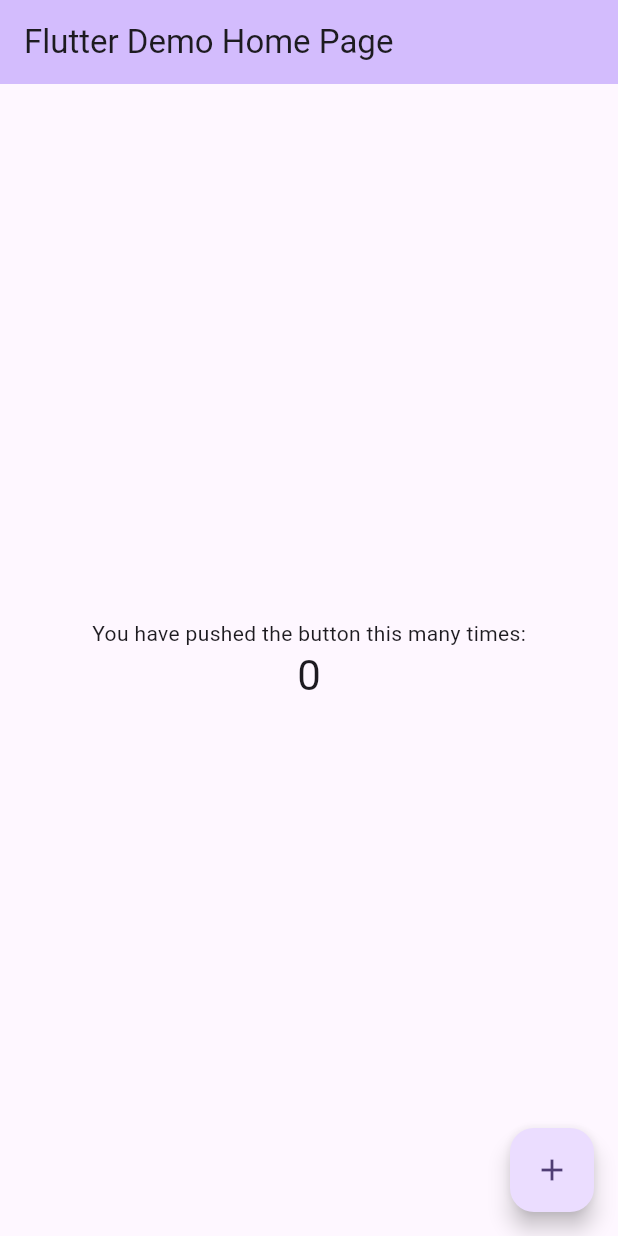
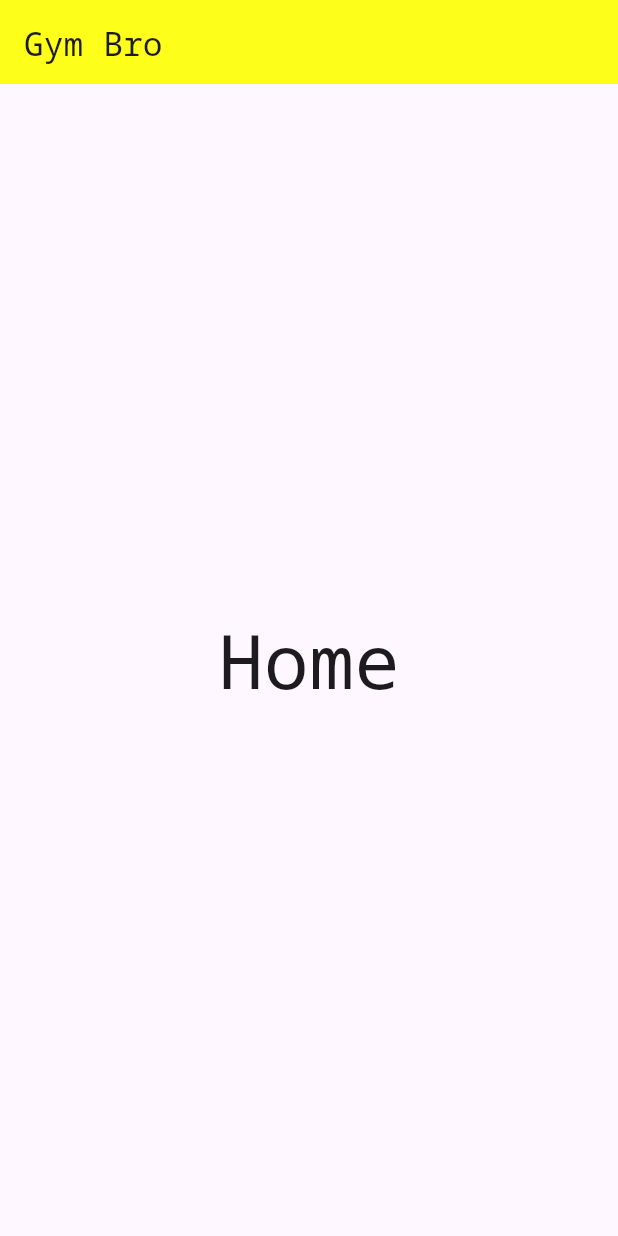
Before and after one commit to ettoma/gym_bro, a Flutter app: the screen it shows after launch, on a phone screen of 412 x 824 dp. Run offline on Flutter 3.47's test engine with Material 2 defaults, Android fonts, the phone set to English and light mode, and no system bars; our stand-ins replace google_fonts.

Commit message:
colours + dependences update

```diff
--- /dev/null
+++ b/lib/global/colours.dart
@@ -0,0 +1,8 @@
+import 'dart:ui';
+
+class ColorPalette {
+  static const Color primaryYellowBG = Color.fromRGBO(253, 255, 27, 1);
+  static const Color primaryBlackText = Color.fromARGB(255, 0, 0, 0);
+  static const Color darkThemeBG = Color.fromRGBO(26, 25, 55, 1);
+  static const Color darkThemeText = Color.fromRGBO(255, 255, 255, 1);
+}
--- a/lib/main.dart
+++ b/lib/main.dart
@@ -1,4 +1,8 @@
 import 'package:flutter/material.dart';
+import 'package:google_fonts/google_fonts.dart';
+
+import 'global/colours.dart';
+import 'views/home.dart';
 
 void main() {
   runApp(const MyApp());
@@ -7,119 +11,27 @@ void main() {
 class MyApp extends StatelessWidget {
   const MyApp({super.key});
 
-  // This widget is the root of your application.
   @override
   Widget build(BuildContext context) {
     return MaterialApp(
-      title: 'Flutter Demo',
+      debugShowCheckedModeBanner: false,
+      title: 'Gym Bro',
+      darkTheme: ThemeData(
+        appBarTheme: AppBarTheme(
+          backgroundColor: ColorPalette.darkThemeBG,
+        ),
+        colorScheme: ColorScheme.fromSwatch(
+          backgroundColor: ColorPalette.primaryYellowBG,
+        ),
+      ),
       theme: ThemeData(
-        // This is the theme of your application.
-        //
-        // TRY THIS: Try running your application with "flutter run". You'll see
-        // the application has a blue toolbar. Then, without quitting the app,
-        // try changing the seedColor in the colorScheme below to Colors.green
-        // and then invoke "hot reload" (save your changes or press the "hot
-        // reload" button in a Flutter-supported IDE, or press "r" if you used
-        // the command line to start the app).
-        //
-        // Notice that the counter didn't reset back to zero; the application
-        // state is not lost during the reload. To reset the state, use hot
-        // restart instead.
-        //
-        // This works for code too, not just values: Most code changes can be
-        // tested with just a hot reload.
-        colorScheme: ColorScheme.fromSeed(seedColor: Colors.deepPurple),
+        appBarTheme: AppBarTheme(
+          backgroundColor: ColorPalette.primaryYellowBG,
+        ),
+        fontFamily: GoogleFonts.notoSansMono().fontFamily,
         useMaterial3: true,
       ),
-      home: const MyHomePage(title: 'Flutter Demo Home Page'),
+      home: const Home(),
     );
   }
 }
-
-class MyHomePage extends StatefulWidget {
-  const MyHomePage({super.key, required this.title});
-
-  // This widget is the home page of your application. It is stateful, meaning
-  // that it has a State object (defined below) that contains fields that affect
-  // how it looks.
-
-  // This class is the configuration for the state. It holds the values (in this
-  // case the title) provided by the parent (in this case the App widget) and
-  // used by the build method of the State. Fields in a Widget subclass are
-  // always marked "final".
-
-  final String title;
-
-  @override
-  State<MyHomePage> createState() => _MyHomePageState();
-}
-
-class _MyHomePageState extends State<MyHomePage> {
-  int _counter = 0;
-
-  void _incrementCounter() {
-    setState(() {
-      // This call to setState tells the Flutter framework that something has
-      // changed in this State, which causes it to rerun the build method below
-      // so that the display can reflect the updated values. If we changed
-      // _counter without calling setState(), then the build method would not be
-      // called again, and so nothing would appear to happen.
-      _counter++;
-    });
-  }
-
-  @override
-  Widget build(BuildContext context) {
-    // This method is rerun every time setState is called, for instance as done
-    // by the _incrementCounter method above.
-    //
-    // The Flutter framework has been optimized to make rerunning build methods
-    // fast, so that you can just rebuild anything that needs updating rather
-    // than having to individually change instances of widgets.
-    return Scaffold(
-      appBar: AppBar(
-        // TRY THIS: Try changing the color here to a specific color (to
-        // Colors.amber, perhaps?) and trigger a hot reload to see the AppBar
-        // change color while the other colors stay the same.
-        backgroundColor: Theme.of(context).colorScheme.inversePrimary,
-        // Here we take the value from the MyHomePage object that was created by
-        // the App.build method, and use it to set our appbar title.
-        title: Text(widget.title),
-      ),
-      body: Center(
-        // Center is a layout widget. It takes a single child and positions it
-        // in the middle of the parent.
-        child: Column(
-          // Column is also a layout widget. It takes a list of children and
-          // arranges them vertically. By default, it sizes itself to fit its
-          // children horizontally, and tries to be as tall as its parent.
-          //
-          // Column has various properties to control how it sizes itself and
-          // how it positions its children. Here we use mainAxisAlignment to
-          // center the children vertically; the main axis here is the vertical
-          // axis because Columns are vertical (the cross axis would be
-          // horizontal).
-          //
-          // TRY THIS: Invoke "debug painting" (choose the "Toggle Debug Paint"
-          // action in the IDE, or press "p" in the console), to see the
-          // wireframe for each widget.
-          mainAxisAlignment: MainAxisAlignment.center,
-          children: <Widget>[
-            const Text(
-              'You have pushed the button this many times:',
-            ),
-            Text(
-              '$_counter',
-              style: Theme.of(context).textTheme.headlineMedium,
-            ),
-          ],
-        ),
-      ),
-      floatingActionButton: FloatingActionButton(
-        onPressed: _incrementCounter,
-        tooltip: 'Increment',
-        child: const Icon(Icons.add),
-      ), // This trailing comma makes auto-formatting nicer for build methods.
-    );
-  }
-}
--- /dev/null
+++ b/lib/views/home.dart
@@ -0,0 +1,26 @@
+import 'package:flutter/material.dart';
+import 'package:gym_bro/widgets/app_bar.dart';
+
+import '../global/colours.dart';
+
+class Home extends StatefulWidget {
+  const Home({super.key});
+
+  @override
+  State<Home> createState() => _HomeState();
+}
+
+class _HomeState extends State<Home> {
+  @override
+  Widget build(BuildContext context) {
+    return const Scaffold(
+        // backgroundColor: ColorPalette.primaryYellowBG,
+        appBar: NavBar(),
+        body: Center(
+          child: Text(
+            'Home',
+            style: TextStyle(fontSize: 50),
+          ),
+        ));
+  }
+}
--- /dev/null
+++ b/lib/widgets/app_bar.dart
@@ -0,0 +1,15 @@
+import 'package:flutter/material.dart';
+
+class NavBar extends StatelessWidget implements PreferredSizeWidget {
+  const NavBar({super.key});
+
+  @override
+  Size get preferredSize => const Size.fromHeight(kToolbarHeight);
+
+  @override
+  Widget build(BuildContext context) {
+    return AppBar(
+      title: const Text('Gym Bro'),
+    );
+  }
+}
--- a/pubspec.yaml
+++ b/pubspec.yaml
@@ -35,6 +35,7 @@ dependencies:
   # The following adds the Cupertino Icons font to your application.
   # Use with the CupertinoIcons class for iOS style icons.
   cupertino_icons: ^1.0.2
+  google_fonts: ^6.1.0
 
 dev_dependencies:
   flutter_test:
@@ -45,7 +46,7 @@ dev_dependencies:
   # activated in the `analysis_options.yaml` file located at the root of your
   # package. See that file for information about deactivating specific lint
   # rules and activating additional ones.
-  flutter_lints: ^2.0.0
+  flutter_lints: ^3.0.1
 
 # For information on the generic Dart part of this file, see the
 # following page: https://dart.dev/tools/pub/pubspec
```
Also changed, not shown: pubspec.lock, 7 other files.
